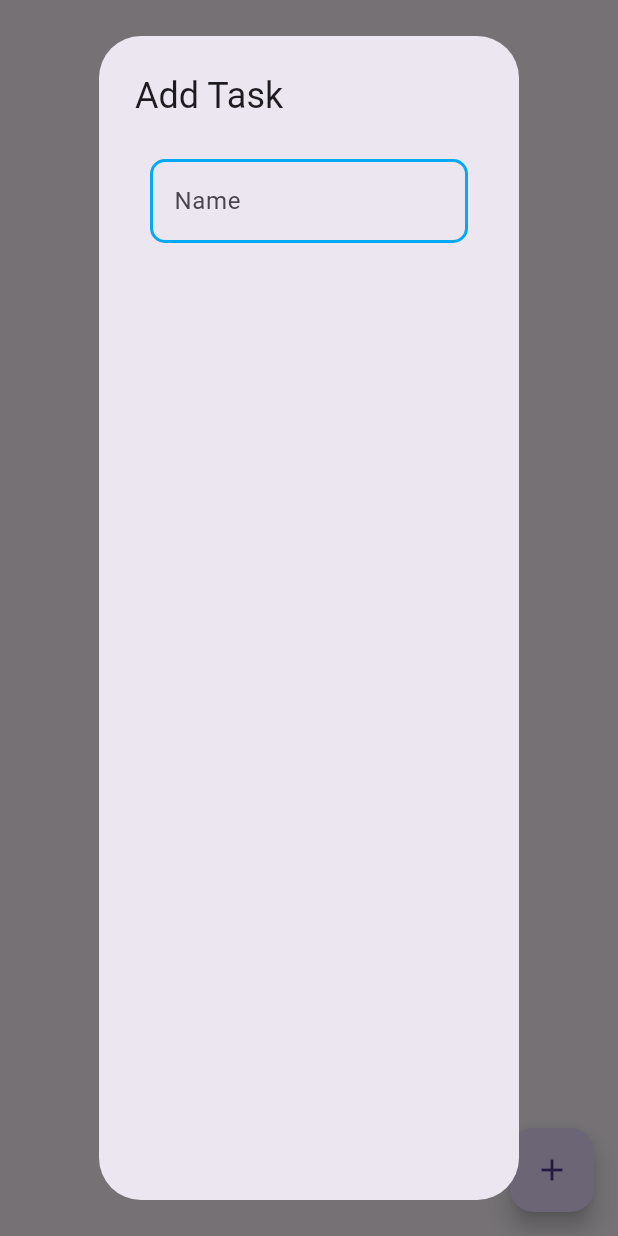
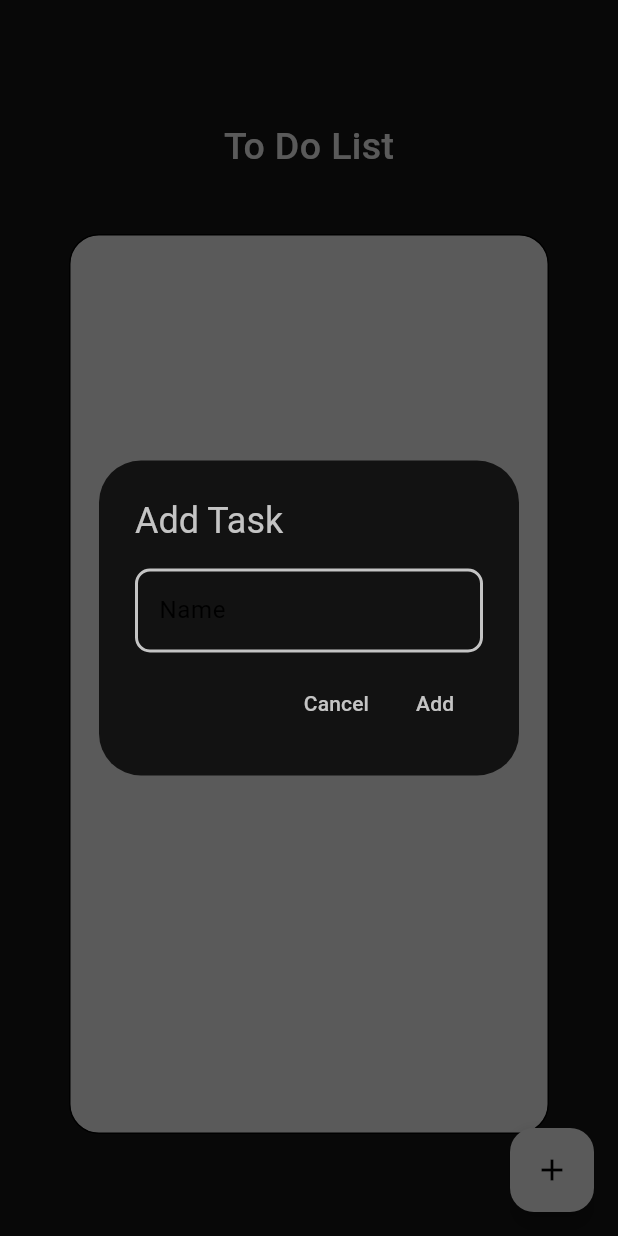
Before and after one commit to VitorFranciscoDev/todo-list, a Flutter app: the screen it shows after launch, after a tap on the "add" icon, on a phone screen of 412 x 824 dp. Run offline on Flutter 3.47's test engine with Material 3 defaults, Android fonts, the phone set to English and light mode, and no system bars; our stand-ins replace sqflite; accounts and stored records are empty.

Commit message:
feat(): theme added

```diff
--- a/lib/entity/task.dart
+++ b/lib/entity/task.dart
@@ -9,7 +9,7 @@ class Task {
     return {
       'id': id,
       'name': name,
-      'concluded': concluded,
+      'concluded': concluded ? 1 : 0,
     };
   }
 
@@ -17,7 +17,7 @@ class Task {
     return Task(
       id: map['id'],
       name: map['nome'],
-      concluded: map['concluded'],
+      concluded: map['concluded'] == 1,
     );
   }
 }
--- a/lib/infrastructure/presentation/app/app_global_state.dart
+++ b/lib/infrastructure/presentation/app/app_global_state.dart
@@ -1,4 +1,5 @@
 import 'package:flutter/material.dart';
+import 'package:to_do_list/infrastructure/presentation/app/theme/theme.dart';
 import 'package:to_do_list/infrastructure/presentation/todo-list/todo_list_screen.dart';
 
 class MyApp extends StatelessWidget {
@@ -9,6 +10,7 @@ class MyApp extends StatelessWidget {
     return MaterialApp(
       debugShowCheckedModeBanner: false,
       home: ToDoListScreen(),
+      theme: lightTheme,
     );
   }
 }
--- a/lib/infrastructure/presentation/app/components/add_task_component.dart
+++ b/lib/infrastructure/presentation/app/components/add_task_component.dart
@@ -1,59 +1,79 @@
 import 'package:flutter/material.dart';
 
 class AddTaskComponent extends StatelessWidget {
-  const AddTaskComponent({ super.key, required this.controller, required this.label });
+  const AddTaskComponent({ super.key, required this.controller, required this.label, this.error, required this.cancel, required this.add });
   final TextEditingController controller;
   final String label;
-
+  final String? error;
+  final VoidCallback cancel;
+  final VoidCallback add;
 
   @override
   Widget build(BuildContext context) {
+    final theme = Theme.of(context);
+
     return AlertDialog(
-      title: const Text("Add Task"),
-      content: Center(
-          child: Column(
+      backgroundColor: theme.colorScheme.background,
+      title: Text("Add Task", style: TextStyle(color: theme.colorScheme.primary)),
+      content: Column(
+        mainAxisSize: MainAxisSize.min,
         children: [
-            const SizedBox(height: 10),
-            Padding(
-              padding: const EdgeInsets.symmetric(horizontal: 10),
-              child: TextField(
+          TextField(
             controller: controller,
             decoration: InputDecoration(
               labelText: label,
-                  suffixIcon: controller.text.isNotEmpty ? Icon(Icons.clear) : null,
+              errorText: error,
+              suffixIcon: controller.text.isNotEmpty
+                ? IconButton(
+                    icon: Icon(Icons.clear),
+                    onPressed: () => controller.clear(),
+                  )
+                : null,
               enabledBorder: OutlineInputBorder(
               borderRadius: BorderRadius.circular(10),
               borderSide: BorderSide(
-                    color: Colors.lightBlue,
+                color: theme.colorScheme.primary,
                 width: 2,
               ),
             ),
             focusedBorder: OutlineInputBorder(
               borderRadius: BorderRadius.circular(10),
               borderSide: BorderSide(
-                    color: Colors.lightBlue,
+                color: theme.colorScheme.primary,
                 width: 2,
               ),
             ),
             errorBorder: OutlineInputBorder(
               borderRadius: BorderRadius.circular(10),
               borderSide: BorderSide(
-                    color: Colors.lightBlue,
+                color: theme.colorScheme.primary,
                 width: 2,
               ),
             ),
             focusedErrorBorder: OutlineInputBorder(
               borderRadius: BorderRadius.circular(10),
               borderSide: BorderSide(
-                    color: Colors.lightBlue,
+                color: theme.colorScheme.primary,
                 width: 2,
               ),
             ),
             ),
           ),
+          const SizedBox(height: 10),
+          Row(
+            mainAxisAlignment: MainAxisAlignment.end,
+            children: [
+              TextButton(
+                onPressed: () => cancel(),
+                child: Text("Cancel", style: TextStyle(color: theme.colorScheme.primary)),
+              ),
+              TextButton(
+                onPressed: () => add(),
+                child: Text("Add", style: TextStyle(color: theme.colorScheme.primary)),
               ),
             ],
           ),
+        ],
       ),
     );
   }
--- /dev/null
+++ b/lib/infrastructure/presentation/app/theme/theme.dart
@@ -0,0 +1,9 @@
+import 'package:flutter/material.dart';
+
+final lightTheme = ThemeData(
+  brightness: Brightness.light,
+  colorScheme: ColorScheme.light(
+    primary: const Color.fromARGB(255, 196, 196, 196),
+    background: const Color.fromARGB(255, 18, 18, 18),
+  ),
+);
--- a/lib/infrastructure/presentation/todo-list/todo_list_screen.dart
+++ b/lib/infrastructure/presentation/todo-list/todo_list_screen.dart
@@ -1,5 +1,9 @@
 import 'package:flutter/material.dart';
+import 'package:provider/provider.dart';
+import 'package:to_do_list/entity/task.dart';
 import 'package:to_do_list/infrastructure/presentation/app/components/add_task_component.dart';
+import 'package:to_do_list/infrastructure/presentation/app/components/alert_dialog_component.dart';
+import 'package:to_do_list/infrastructure/presentation/todo-list/todo_list_state.dart';
 
 class ToDoListScreen extends StatefulWidget {
   const ToDoListScreen({super.key});
@@ -13,13 +17,37 @@ class _ToDoListScreenState extends State<ToDoListScreen> {
 
   @override
   Widget build(BuildContext context) {
+    final theme = Theme.of(context);
+    final provider = context.watch<ToDoListProvider>();
+
     return Scaffold(
+      backgroundColor: theme.colorScheme.background,
       body: SingleChildScrollView(
         child: Center(
           child: Column(
             children: [
-              const SizedBox(height: 50),
-              Text("To Do List"),
+              const SizedBox(height: 80),
+              Text(
+                "To Do List",
+                style: TextStyle(
+                  fontSize: 25,
+                  fontWeight: FontWeight.w500,
+                  color: theme.colorScheme.primary,
+                ),
+              ),
+              const SizedBox(height: 40),
+              Padding(
+                padding: const EdgeInsets.symmetric(horizontal: 25),
+                child: Container(
+                  width: 320,
+                  height: 600,
+                  decoration: BoxDecoration(
+                    color: theme.colorScheme.primary,
+                    borderRadius: BorderRadius.circular(20),
+                    border: Border.all(),
+                  ),
+                ),
+              ),
             ],
           ),
         ),
@@ -30,9 +58,41 @@ class _ToDoListScreenState extends State<ToDoListScreen> {
           builder: (context) => AddTaskComponent(
             controller: _controller,
             label: "Name",
+            error: provider.errorTask,
+            cancel: () => Navigator.of(context).pop(),
+            add: () async {
+              final isValid = provider.validateTask(_controller.text);
+
+              if(!isValid) return;
+
+              Task task = Task(name: _controller.text, concluded: false);
+
+              final result = await provider.addTask(task);
+
+              if(result == null) {
+                Navigator.of(context).pop();
+                showDialog(
+                  context: context,
+                  builder: (context) => AlertDialogComponent(
+                    title: "Task Created Succesfully",
+                    fn2: () => Navigator.of(context).pop(),
+                    fn2Message: "Ok",
+                  ),
+                );
+              } else {
+                showDialog(
+                  context: context,
+                  builder: (context) => AlertDialogComponent(
+                    title: result,
+                    fn2: () => Navigator.of(context).pop(),
+                    fn2Message: "Ok",
+                  ),
+                );
+              }
+            },
           ),
         ),
-        child: Icon(Icons.add),
+        child: Icon(Icons.add, color: Colors.black),
       ),
     );
   }
--- a/lib/main.dart
+++ b/lib/main.dart
@@ -1,6 +1,18 @@
 import 'package:flutter/cupertino.dart';
+import 'package:provider/provider.dart';
 import 'package:to_do_list/infrastructure/presentation/app/app_global_state.dart';
+import 'package:to_do_list/infrastructure/presentation/todo-list/todo_list_state.dart';
+import 'package:to_do_list/module/task/task_repository.dart';
+import 'package:to_do_list/module/task/task_usecase.dart';
 
 void main() {
-  runApp(const MyApp());
+  final taskRepository = TaskRepository();
+  final taskUseCase = TaskUseCase(taskRepository: taskRepository);
+
+  runApp(
+    ChangeNotifierProvider(
+      create: (_) => ToDoListProvider(taskUseCase: taskUseCase),
+      child: const MyApp(),
+    ),
+  );
 }
--- a/pubspec.yaml
+++ b/pubspec.yaml
@@ -36,6 +36,7 @@ dependencies:
   cupertino_icons: ^1.0.8
   sqflite: ^2.3.0
   path: ^1.9.0
+  provider: ^6.1.5+1
 
 dev_dependencies:
   flutter_test:
```
Also changed, not shown: lib/infrastructure/presentation/app/components/alert_dialog_component.dart (added, +90 -0 lines), pubspec.lock. Lines whose indentation alone changed are shown as unchanged.
